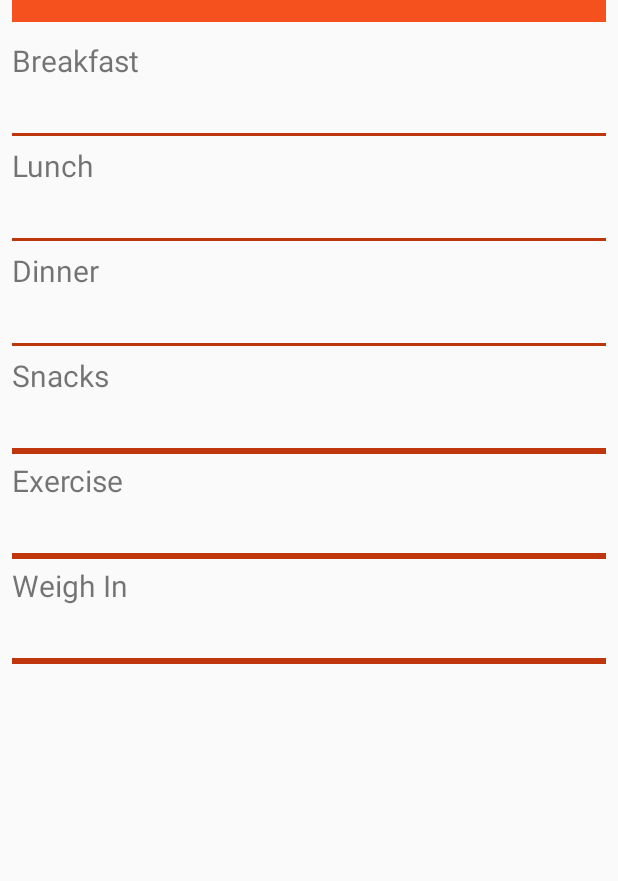
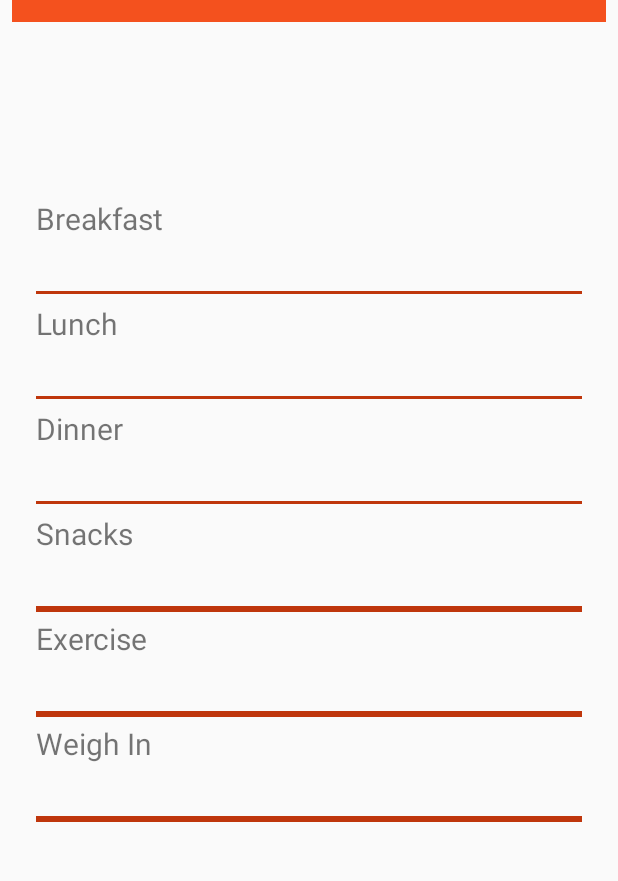
Before and after one commit to rob4abcba/FoodAndFitTracker, an Android app: the screen it shows after launch (MainActivity), on a phone screen of 412 x 824 dp, the part 74-955 px from its top. Run offline under Robolectric (Android 15) with nearby library versions, the phone set to English and light mode, and no system bars; our stand-ins replace AdMob.

Commit message:
Updated layout with constraint layout.

```diff
--- a/app/src/main/res/layout/activity_exercise.xml
+++ b/app/src/main/res/layout/activity_exercise.xml
@@ -1,8 +1,9 @@
 <?xml version="1.0" encoding="utf-8"?>
-<LinearLayout
+<RelativeLayout
     xmlns:android="http://schemas.android.com/apk/res/android"
     android:layout_width="match_parent"
     android:layout_height="match_parent"
+    xmlns:app="http://schemas.android.com/apk/res-auto"
     android:orientation="vertical">
 
     <SearchView
@@ -14,6 +15,16 @@
     <TextView
         android:id="@+id/tv_exercise"
         android:layout_width="match_parent"
+        android:text="@string/exercise"
         android:layout_height="@dimen/layout_height" />
 
-</LinearLayout>
+    <android.support.v7.widget.RecyclerView
+        android:layout_width="match_parent"
+        android:layout_height="100dp"
+        android:id="@+id/recyclerview_reviews"
+        android:layout_below="@id/tv_exercise"
+        android:scrollbars="vertical"
+        app:layoutManager="android.support.v7.widget.LinearLayoutManager"/>
+
+
+</RelativeLayout>
--- a/app/src/main/res/layout/activity_tracker.xml
+++ b/app/src/main/res/layout/activity_tracker.xml
@@ -1,11 +1,11 @@
 <?xml version="1.0" encoding="utf-8"?>
-<RelativeLayout xmlns:android="http://schemas.android.com/apk/res/android"
+<android.support.constraint.ConstraintLayout xmlns:android="http://schemas.android.com/apk/res/android"
+    xmlns:ads="http://schemas.android.com/apk/res-auto"
+    xmlns:app="http://schemas.android.com/apk/res-auto"
+    xmlns:tools="http://schemas.android.com/tools"
     android:layout_width="match_parent"
     android:layout_height="match_parent"
-    xmlns:app="http://schemas.android.com/apk/res-auto"
-    xmlns:ads="http://schemas.android.com/apk/res-auto"
     android:layout_margin="8dp"
-    xmlns:tools="http://schemas.android.com/tools"
     android:orientation="vertical">
 
     <android.support.v7.widget.Toolbar
@@ -13,18 +13,21 @@
         android:layout_width="match_parent"
         android:layout_height="wrap_content"
         android:background="@color/colorPrimary"
-        app:titleTextColor="@color/white"
-        />
+        app:titleTextColor="@color/white" />
 
 
-    <ScrollView
+    <android.support.v4.widget.NestedScrollView
         android:id="@+id/scrollview"
-        android:layout_width="match_parent"
-        android:layout_height="match_parent"
+        android:layout_width="364dp"
+        android:layout_height="517dp"
         android:layout_alignParentStart="true"
         android:layout_alignParentTop="true"
-        tools:layout_editor_absoluteX="46dp"
-        tools:layout_editor_absoluteY="116dp">
+        android:layout_marginEnd="2dp"
+        android:layout_marginStart="2dp"
+        ads:layout_constraintBottom_toBottomOf="parent"
+        ads:layout_constraintEnd_toEndOf="parent"
+        ads:layout_constraintStart_toStartOf="parent"
+        ads:layout_constraintTop_toTopOf="@+id/toolbar">
 
         <RelativeLayout
             android:layout_width="match_parent"
@@ -34,10 +37,10 @@
                 android:id="@+id/breakfast"
                 android:layout_width="match_parent"
                 android:layout_height="70dp"
+                android:layout_marginTop="20dp"
                 android:paddingTop="8dp"
-                android:textSize="20sp"
-                android:layout_marginTop="60dp"
-                android:text="@string/breakfast"/>
+                android:text="@string/breakfast"
+                android:textSize="20sp" />
 
             <View
                 android:layout_width="match_parent"
@@ -50,10 +53,10 @@
                 android:id="@+id/lunch"
                 android:layout_width="match_parent"
                 android:layout_height="70dp"
+                android:layout_below="@id/breakfast"
                 android:paddingTop="8dp"
-                android:textSize="20sp"
-                android:layout_below="@id/breakfast"
-                android:text="@string/lunch"/>
+                android:text="@string/lunch"
+                android:textSize="20sp" />
 
             <View
                 android:layout_width="match_parent"
@@ -67,10 +70,10 @@
                 android:id="@+id/dinner"
                 android:layout_width="match_parent"
                 android:layout_height="70dp"
+                android:layout_below="@id/lunch"
                 android:paddingTop="8dp"
-                android:textSize="20sp"
-                android:layout_below="@id/lunch"
-                android:text="@string/dinner"/>
+                android:text="@string/dinner"
+                android:textSize="20sp" />
 
             <View
                 android:layout_width="match_parent"
@@ -83,10 +86,10 @@
                 android:id="@+id/snacks"
                 android:layout_width="match_parent"
                 android:layout_height="70dp"
+                android:layout_below="@id/dinner"
                 android:paddingTop="8dp"
-                android:textSize="20sp"
-                android:layout_below="@id/dinner"
-                android:text="@string/snacks"/>
+                android:text="@string/snacks"
+                android:textSize="20sp" />
 
             <View
                 android:layout_width="match_parent"
@@ -99,10 +102,10 @@
                 android:id="@+id/exercise"
                 android:layout_width="match_parent"
                 android:layout_height="70dp"
+                android:layout_below="@id/snacks"
                 android:paddingTop="8dp"
-                android:textSize="20sp"
-                android:layout_below="@id/snacks"
-                android:text="@string/exercise"/>
+                android:text="@string/exercise"
+                android:textSize="20sp" />
 
             <View
                 android:layout_width="match_parent"
@@ -115,10 +118,10 @@
                 android:id="@+id/weighin"
                 android:layout_width="match_parent"
                 android:layout_height="70dp"
+                android:layout_below="@id/exercise"
                 android:paddingTop="8dp"
-                android:textSize="20sp"
-                android:layout_below="@id/exercise"
-                android:text="@string/weighin"/>
+                android:text="@string/weighin"
+                android:textSize="20sp" />
 
             <View
                 android:layout_width="match_parent"
@@ -128,21 +131,23 @@
                 android:visibility="visible" />
 
 
-
-
-
         </RelativeLayout>
 
-    </ScrollView>
+    </android.support.v4.widget.NestedScrollView>
 
     <com.google.android.gms.ads.AdView
-        xmlns:ads="http://schemas.android.com/apk/res-auto"
         android:id="@+id/adView"
         android:layout_width="wrap_content"
         android:layout_height="wrap_content"
         android:layout_alignParentBottom="true"
         android:layout_centerHorizontal="true"
+        android:layout_marginEnd="8dp"
+        android:layout_marginStart="8dp"
         ads:adSize="BANNER"
-        ads:adUnitId="@string/test_banner_ad" />
+        ads:adUnitId="@string/test_banner_ad"
+        ads:layout_constraintBottom_toBottomOf="@+id/scrollview"
+        ads:layout_constraintEnd_toEndOf="parent"
+        ads:layout_constraintStart_toStartOf="parent"
+        ads:layout_constraintTop_toBottomOf="@+id/scrollview" />
 
-</RelativeLayout>
+</android.support.constraint.ConstraintLayout>
```
